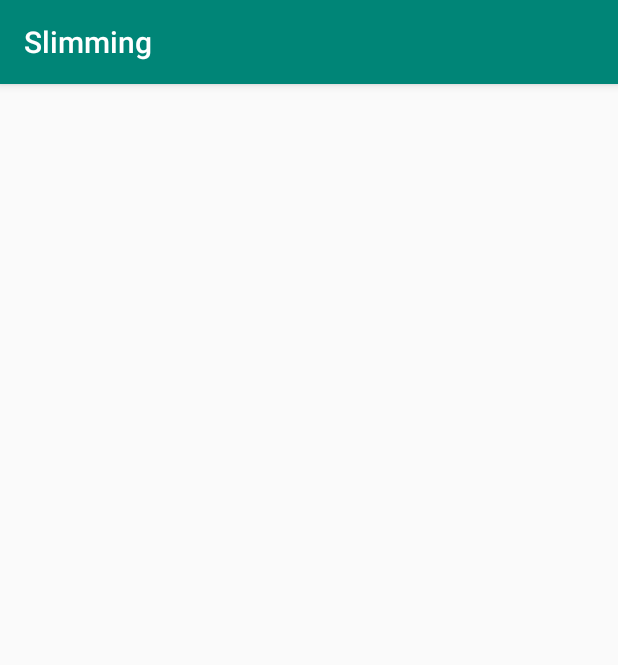
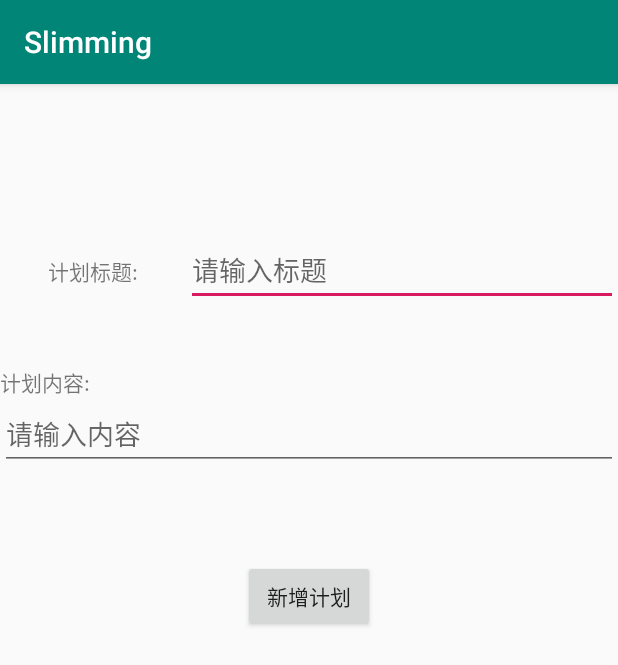
Before and after one commit to Vermouth0/Final_project, an Android app: the PlanAddActivity screen opened directly, with no data from a screen before it, on a phone screen of 412 x 824 dp. Shown: the top 665 px of the screen. Run offline under Robolectric (Android 15) with nearby library versions, the phone set to English and light mode, and no system bars.

Commit message:
实现新增计划功能

```diff
--- a/app/src/main/java/com/swufe/wy/slimming/PlanAddActivity.java
+++ b/app/src/main/java/com/swufe/wy/slimming/PlanAddActivity.java
@@ -1,13 +1,80 @@
 package com.swufe.wy.slimming;
 
+import android.os.Handler;
+import android.os.Looper;
 import android.support.v7.app.AppCompatActivity;
 import android.os.Bundle;
+import android.view.View;
+import android.widget.Button;
+import android.widget.EditText;
+import android.widget.Toast;
 
-public class PlanAddActivity extends AppCompatActivity {
+import java.sql.Connection;
+import java.sql.SQLException;
+
+public class PlanAddActivity extends AppCompatActivity implements View.OnClickListener {
+
+    EditText editTitle, editContent;
+    String TAG = "PlanAddActivity";
+    String title,content;
 
     @Override
     protected void onCreate(Bundle savedInstanceState) {
         super.onCreate(savedInstanceState);
         setContentView(R.layout.activity_plan_add);
+
+        //获取控件
+        editTitle = findViewById(R.id.add_title);
+        editContent = findViewById(R.id.add_content);
+
+        //点击按钮，写入数据库
+        Button btnAdd =findViewById(R.id.btn_add);
+        btnAdd.setOnClickListener(this);
+
     }
+
+    @Override
+    public void onClick(View v) {
+        new Thread(addData).start();
+    }
+
+    Runnable addData = new Runnable() {
+
+        @Override
+        public void run() {
+
+            //获取输入内容
+            title = editTitle.getText().toString();
+            content = editContent.getText().toString();
+
+            //在数据库中新增数据
+            SQLHelper sqlHelper1 = new SQLHelper();
+            Connection con =sqlHelper1.getConnection();
+
+            if(title.equals("")){
+                Looper.prepare();
+                Toast.makeText(PlanAddActivity.this,
+                        "请输入计划标题哦！O(∩_∩)O~~",
+                        Toast.LENGTH_SHORT).show();
+                Looper.loop();
+
+            }else{
+                try {
+                    sqlHelper1.addPlan(con,title,content);
+                    Looper.prepare();
+                    Toast.makeText(PlanAddActivity.this,
+                            "新增成功！",
+                            Toast.LENGTH_SHORT).show();
+                    Looper.loop();
+                } catch (SQLException e) {
+                    e.printStackTrace();
+                    Looper.prepare();
+                    Toast.makeText(PlanAddActivity.this,
+                            "出错啦！",
+                            Toast.LENGTH_SHORT).show();
+                    Looper.loop();
+                }
+            }
+        }
+    };
 }
--- a/app/src/main/res/layout/activity_plan_add.xml
+++ b/app/src/main/res/layout/activity_plan_add.xml
@@ -1,9 +1,58 @@
 <?xml version="1.0" encoding="utf-8"?>
-<android.support.constraint.ConstraintLayout xmlns:android="http://schemas.android.com/apk/res/android"
+<LinearLayout xmlns:android="http://schemas.android.com/apk/res/android"
     xmlns:app="http://schemas.android.com/apk/res-auto"
     xmlns:tools="http://schemas.android.com/tools"
     android:layout_width="match_parent"
     android:layout_height="match_parent"
-    tools:context=".PlanAddActivity">
+    tools:context=".PlanAddActivity"
+    android:orientation="vertical">
 
-</android.support.constraint.ConstraintLayout>
+    <LinearLayout
+        android:layout_width="match_parent"
+        android:layout_height="wrap_content"
+        android:orientation="horizontal"
+        android:layout_marginTop="100dp"
+        android:layout_gravity="center">
+
+        <TextView
+            android:id="@+id/add_title_label"
+            android:layout_width="match_parent"
+            android:layout_height="wrap_content"
+            android:layout_weight="7"
+            android:text="@string/edit_plan_title"
+            android:gravity="center"/>
+        <EditText
+            android:id="@+id/add_title"
+            android:layout_width="match_parent"
+            android:layout_height="wrap_content"
+            android:layout_weight="3"
+            android:hint="@string/hint_title"
+            android:inputType="text"
+            android:autofillHints="" />
+    </LinearLayout>
+
+
+    <TextView
+        android:id="@+id/add_content_label"
+        android:layout_width="wrap_content"
+        android:layout_height="wrap_content"
+        android:layout_marginTop="40dp"
+        android:text="@string/edit_plan_content" />
+    <EditText
+            android:id="@+id/add_content"
+            android:layout_width="match_parent"
+            android:layout_height="wrap_content"
+            android:hint="@string/hint_content"
+            android:inputType="text"
+            android:autofillHints="" />
+
+
+    <Button
+        android:id="@+id/btn_add"
+        android:layout_width="wrap_content"
+        android:layout_height="wrap_content"
+        android:layout_gravity="center_horizontal"
+        android:layout_marginTop="60dp"
+        android:text="@string/btn_add" />
+
+</LinearLayout>
--- a/app/src/main/res/values/strings.xml
+++ b/app/src/main/res/values/strings.xml
@@ -22,4 +22,5 @@
     <string name="hont_content">请输入内容</string>
     <string name="btn_check_edit">确认修改</string>
     <string name="label_plan_add">新增计划</string>
+    <string name="btn_add">新增计划</string>
 </resources>
```
Also changed, not shown: app/src/main/java/com/swufe/wy/slimming/PlanFragment.java (+9 -0 lines).
